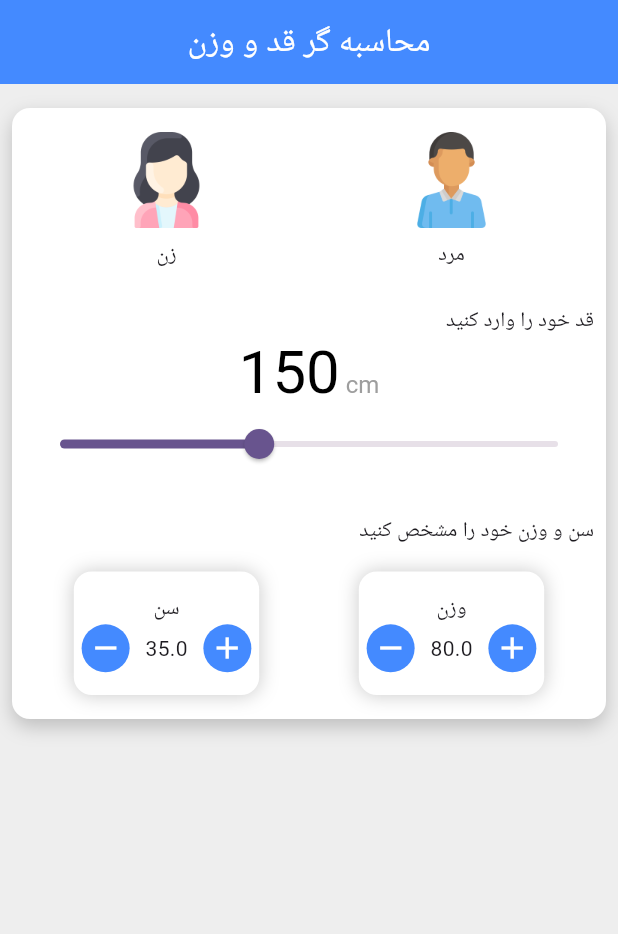
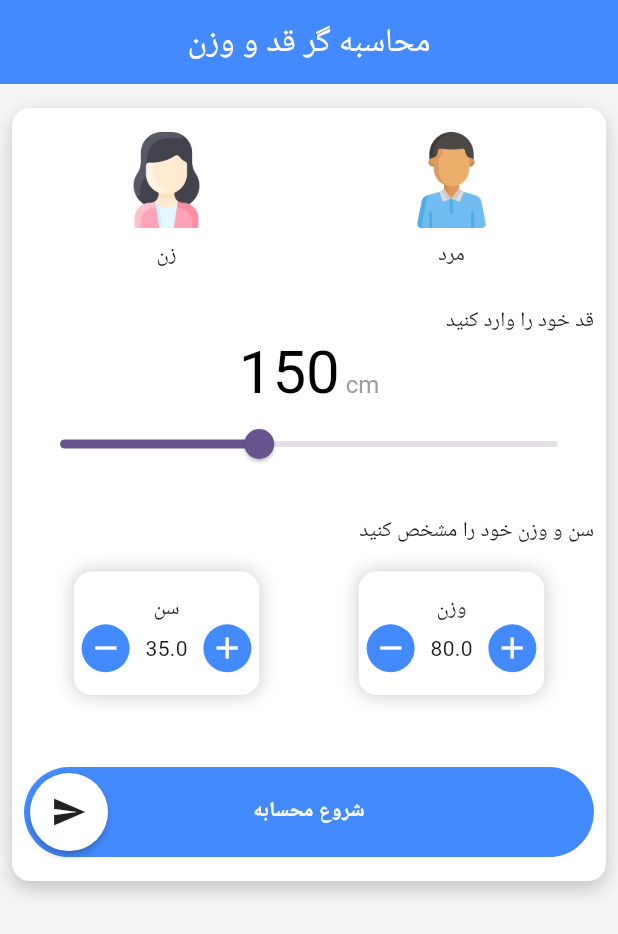
Before and after one commit to mohammad-dehghanifard/FlutterBmiApp, a Flutter app: the screen it shows after launch, on a phone screen of 412 x 824 dp. Shown: the top 934 px of the screen. Run offline on Flutter 3.47's test engine with Material 2 defaults, Android fonts, the phone set to English and light mode, and no system bars; drawn by our look-alikes of swipeable_button_view; missing offline and left inert: flutter_3d_choice_chip.

Commit message:
completed homeScreen ui

```diff
--- a/lib/features/home_features/screeens/home_screen.dart
+++ b/lib/features/home_features/screeens/home_screen.dart
@@ -2,6 +2,7 @@ import 'package:flutter/cupertino.dart';
 import 'package:flutter/material.dart';
 import 'package:flutter_bmi/features/home_features/widgets/counter_widget.dart';
 import 'package:flutter_bmi/gen/assets.gen.dart';
+import 'package:swipeable_button_view/swipeable_button_view.dart';
 
 import '../widgets/gender_widget.dart';
 
@@ -12,7 +13,7 @@ class HomeScreen extends StatelessWidget {
   Widget build(BuildContext context) {
     final Size size = MediaQuery.of(context).size;
     return Scaffold(
-      backgroundColor: Colors.grey[200],
+      backgroundColor: Colors.grey[100],
       appBar: AppBar(
         title: const Text('محاسبه گر قد و وزن',style: TextStyle(color: CupertinoColors.white)),
         centerTitle: true,
@@ -79,7 +80,15 @@ class HomeScreen extends StatelessWidget {
                      CounterWidget(size: size, title: 'سن', number: 35),
                      CounterWidget(size: size, title: 'وزن', number: 80),
                    ],
-                 )
+                 ),
+
+                  const SizedBox(height: 48),
+                  SwipeableButtonView(
+                      onFinish: () {},
+                      onWaitingProcess: () {},
+                      activeColor: Colors.blueAccent,
+                      buttonWidget: const Icon(Icons.send),
+                      buttonText: "شروع محسابه")
                 ],
               )
             ),
```
